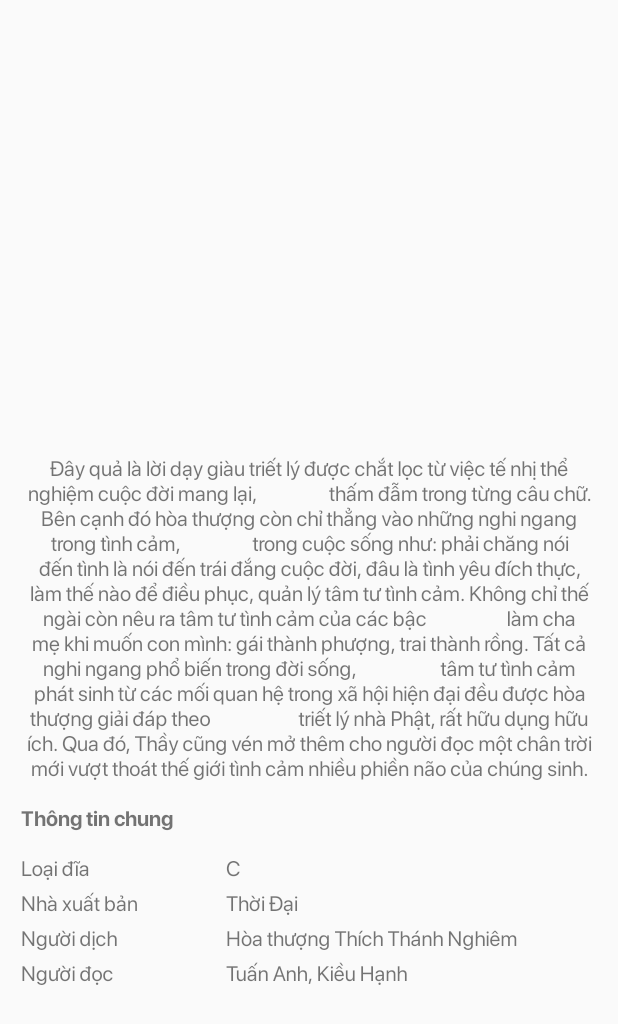
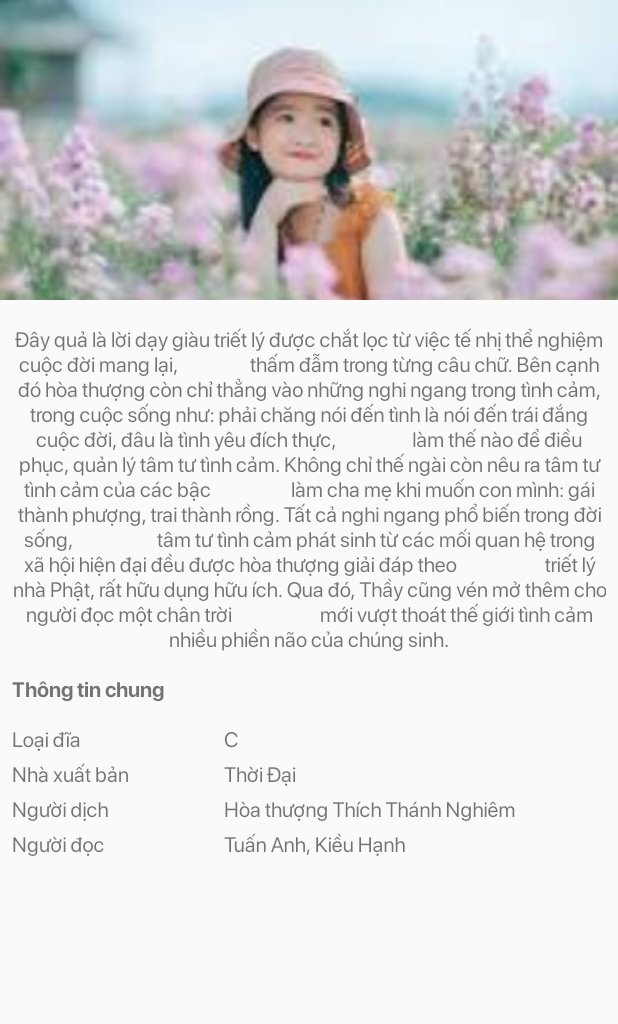
Before and after one commit to tuantrinh90/book, an Android app: the layout history_detail_fragment.xml on its own in the app's theme, with its tools: preview values and no code run, on a phone screen of 412 x 824 dp. Shown: the top 1024 px of the screen. Run offline under Robolectric (Android 15) with nearby library versions, the phone set to English and light mode, and no system bars; Roboto replaces fonts that are not available here.

Commit message:
update detail

```diff
--- a/app/src/main/java/com/dz/ui/fragments/history/adapter/HistoryAdapter.kt
+++ b/app/src/main/java/com/dz/ui/fragments/history/adapter/HistoryAdapter.kt
@@ -8,7 +8,6 @@ import com.dz.libraries.views.recyclerviews.ExtRecyclerViewAdapter
 import com.dz.libraries.views.recyclerviews.ExtRecyclerViewHolder
 import com.dz.libraries.views.textviews.ExtTextView
 import com.dz.models.database.Book
-import com.dz.models.responses.BookResponse
 import com.dz.ui.R
 import com.dz.utilities.PicasoUtility
 
--- a/app/src/main/res/layout/history_detail_fragment.xml
+++ b/app/src/main/res/layout/history_detail_fragment.xml
@@ -6,28 +6,23 @@
     android:layout_height="match_parent"
     android:orientation="vertical">
 
-    <LinearLayout
+    <androidx.appcompat.widget.AppCompatImageView
+        android:id="@+id/ivAvatar"
         android:layout_width="match_parent"
-        android:layout_height="0dp"
-        android:layout_weight="1">
-
-        <FrameLayout
-            android:id="@+id/youtube_layout"
-            android:layout_width="match_parent"
-            android:layout_height="wrap_content"
-            android:layout_centerHorizontal="true" />
-    </LinearLayout>
+        android:layout_height="@dimen/history_height"
+        android:layout_marginBottom="@dimen/padding_content"
+        android:scaleType="centerCrop"
+        android:src="@drawable/images" />
 
     <androidx.core.widget.NestedScrollView
         android:layout_width="match_parent"
-        android:layout_height="0dp"
-        android:layout_weight="1.8">
+        android:layout_height="wrap_content">
 
         <LinearLayout
             android:layout_width="match_parent"
             android:layout_height="wrap_content"
-            android:layout_marginLeft="@dimen/padding_layout"
-            android:layout_marginRight="@dimen/padding_layout"
+            android:layout_marginLeft="@dimen/padding_content"
+            android:layout_marginRight="@dimen/padding_content"
             android:orientation="vertical">
 
             <androidx.recyclerview.widget.RecyclerView
@@ -71,9 +66,9 @@
                     android:text="@string/type_disc" />
 
                 <com.dz.libraries.views.textviews.ExtTextView
+                    android:id="@+id/tvType"
                     android:layout_width="0dp"
                     android:layout_height="wrap_content"
-                    android:id="@+id/tvType"
                     android:layout_weight="1.8"
                     android:text="C"
                     tools:text="C" />
@@ -92,9 +87,9 @@
                     android:text="@string/publishing" />
 
                 <com.dz.libraries.views.textviews.ExtTextView
+                    android:id="@+id/tvPublishing"
                     android:layout_width="0dp"
                     android:layout_height="wrap_content"
-                    android:id="@+id/tvPublishing"
                     android:layout_weight="1.8"
                     android:text="Thời Đại"
                     tools:text="Thời Đại" />
@@ -133,8 +128,8 @@
                     android:text="@string/reader" />
 
                 <com.dz.libraries.views.textviews.ExtTextView
+                    android:id="@+id/tvAuthor"
                     android:layout_width="0dp"
-                    android:id="@+id/tvAuthor"
                     android:layout_height="wrap_content"
                     android:layout_weight="1.8"
                     android:text="Tuấn Anh, Kiều Hạnh"
--- a/app/src/main/res/layout/item_history.xml
+++ b/app/src/main/res/layout/item_history.xml
@@ -5,6 +5,8 @@
     android:layout_width="match_parent"
     android:layout_height="wrap_content"
     android:layout_gravity="center"
+    android:layout_marginLeft="@dimen/padding_content"
+    android:layout_marginRight="@dimen/padding_content"
     android:orientation="vertical">
 
     <androidx.cardview.widget.CardView
@@ -28,6 +30,7 @@
                 android:id="@+id/ivContent"
                 android:layout_width="match_parent"
                 android:layout_height="@dimen/history_height"
+                android:scaleType="centerCrop"
                 android:src="@drawable/ic_add_circle_blue"
                 tools:ignore="ContentDescription" />
 
--- a/app/src/main/res/values/dimens.xml
+++ b/app/src/main/res/values/dimens.xml
@@ -75,7 +75,7 @@
     <dimen name="sign_in_padding_logo">30dp</dimen>
 
     <!--contest-->
-    <dimen name="history_height">150dp</dimen>
+    <dimen name="history_height">200dp</dimen>
 
     <!--hashtag-->
     <dimen name="hashtag_radius">20dp</dimen>
```
Also changed, not shown: app/src/main/java/com/dz/ui/fragments/history/detail/DetailFragment.kt (+12 -39 lines).
